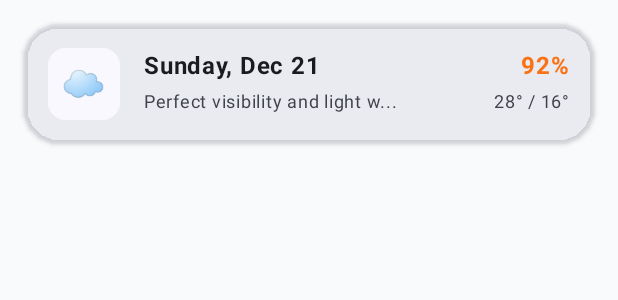
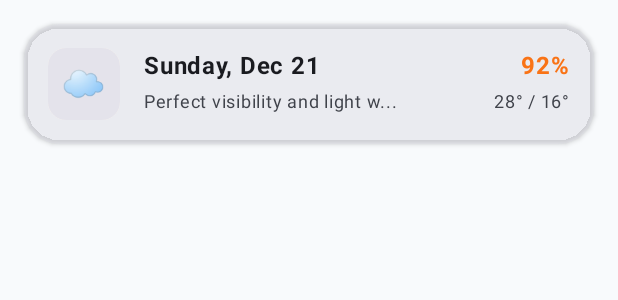
Before and after one commit to mona-baharlou/PedalPace, an Android app built with Jetpack Compose: the @Preview function PreviewForecastCardExcellent, on a phone screen of 412 x 824 dp. Shown: the top 300 px of the screen. Run offline under Robolectric (Android 15) with nearby library versions, the phone set to English and light mode, and no system bars.

Commit message:
ui updated

```diff
--- a/app/src/main/java/com/baharlou/pedalpace/presentation/components/ForecastCard.kt
+++ b/app/src/main/java/com/baharlou/pedalpace/presentation/components/ForecastCard.kt
@@ -30,7 +30,7 @@ fun ForecastCard(
         modifier = Modifier.fillMaxWidth(),
         shape = RoundedCornerShape(24.dp),
         colors = CardDefaults.cardColors(
-            containerColor = MaterialTheme.colorScheme.surfaceVariant.copy(alpha = 0.4f)
+            containerColor = MaterialTheme.colorScheme.surfaceVariant.copy(0.4f)
         ),
         elevation = CardDefaults.cardElevation(defaultElevation = 2.dp)
     ) {
@@ -43,8 +43,13 @@ fun ForecastCard(
                 color = BikeOrangeLight,
                 modifier = Modifier.size(48.dp)
             ) {
-                Box(modifier = Modifier.background(MaterialTheme.colorScheme.surface), contentAlignment = Alignment.Center) {
-                    Text(if(score.score < 40) "🌧️" else "☁️", fontSize = 24.sp)
+                //icon Box
+                Box(
+                    modifier = Modifier
+                        .background(MaterialTheme.colorScheme.surfaceVariant.copy(alpha = 0.9f)),
+                    contentAlignment = Alignment.Center
+                ) {
+                    Text(if (score.score < 40) "🌧️" else "☁️", fontSize = 24.sp)
                 }
             }
 
@@ -82,7 +87,6 @@ fun ForecastCard(
         }
     }
 }
-
 
 
 @Preview(showBackground = true, backgroundColor = 0xFFF8FAFC)
```
Also changed, not shown: 10 other files.
